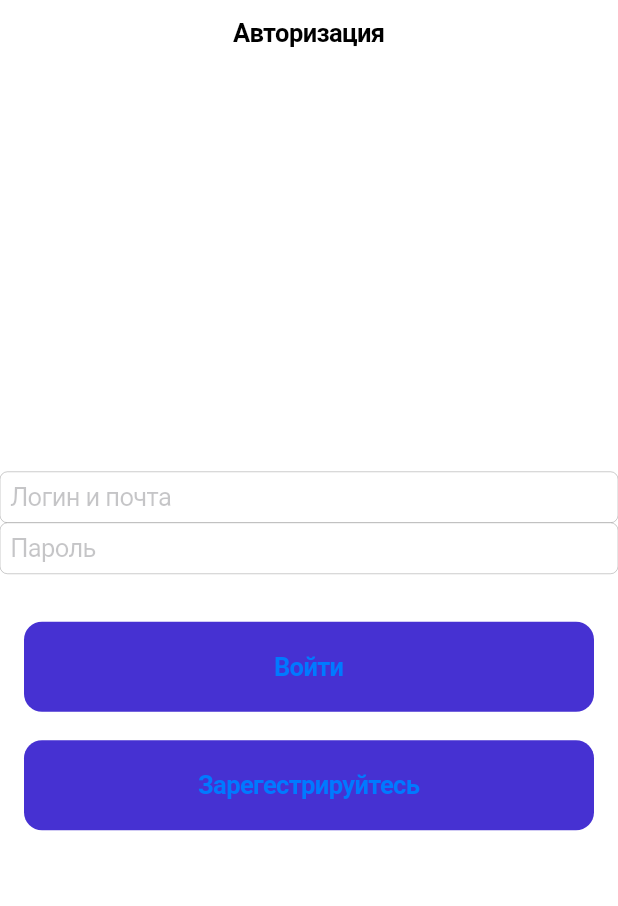
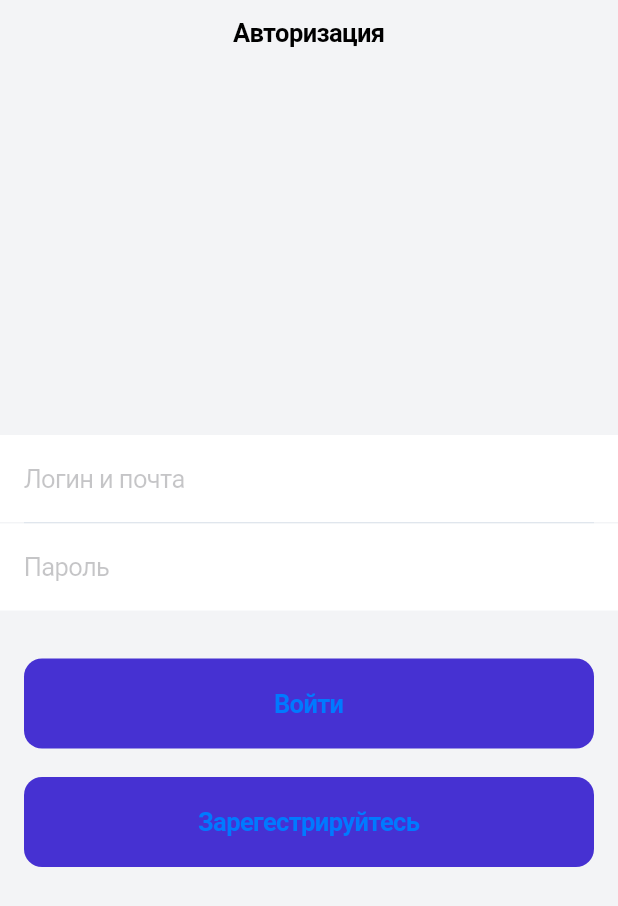
Before and after one commit to AlimAidar/Alim, a Flutter app: the screen it shows after launch, on a phone screen of 412 x 824 dp. Shown: the top 906 px of the screen. Run offline on Flutter 3.47's test engine with Material 2 defaults, Android fonts, the phone set to English and light mode, and no system bars.

Commit message:
Задал границы

```diff
--- a/lib/scr/screens/auth_screeen.dart
+++ b/lib/scr/screens/auth_screeen.dart
@@ -6,7 +6,10 @@ class AuthScreen extends StatelessWidget {
   @override
   Widget build(BuildContext context) {
     return CupertinoPageScaffold(
+      backgroundColor: Color(0xFFF3F4F6),
       navigationBar: CupertinoNavigationBar(
+        backgroundColor: CupertinoColors.white,
+        border: Border(),
         middle: Text('Авторизация'),
       ),
       child: SafeArea(
@@ -16,9 +19,18 @@ class AuthScreen extends StatelessWidget {
           children: [
             CupertinoTextField(
               placeholder: 'Логин и почта',
+              decoration: BoxDecoration(color: CupertinoColors.white),
+              padding: EdgeInsets.symmetric(vertical: 19, horizontal: 16),
+            ),
+            Container(
+              height: 1,
+              color: Color(0xFFE0E6ED),
+              margin: const EdgeInsets.symmetric(horizontal: 16),
             ),
             CupertinoTextField(
               placeholder: 'Пароль',
+              decoration: BoxDecoration(color: CupertinoColors.white),
+              padding: EdgeInsets.symmetric(vertical: 19, horizontal: 16),
             ),
             SizedBox(height: 32.0),
             Padding(
```
